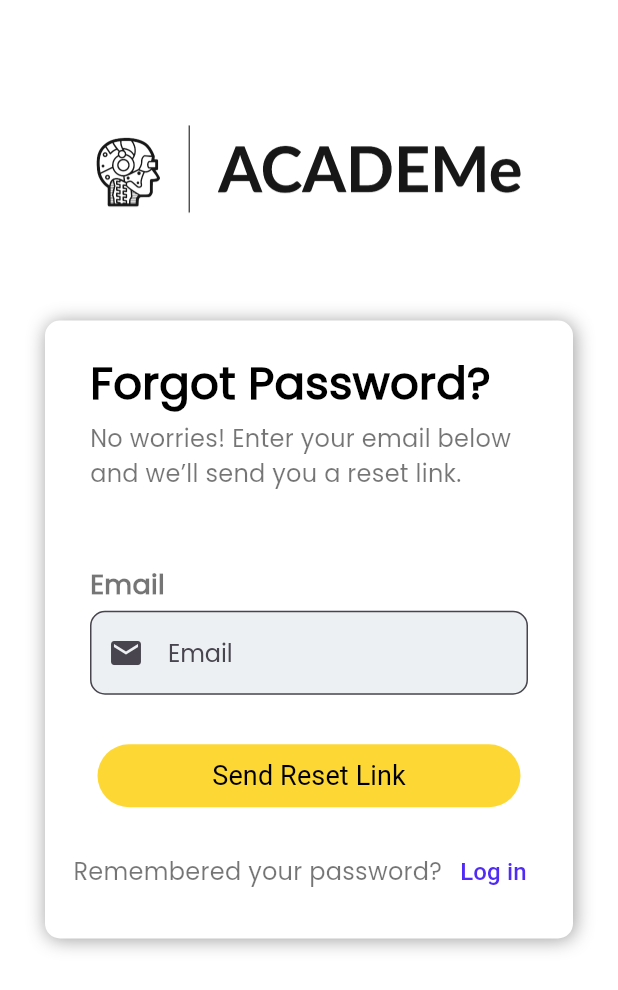
After one commit to VSI0N/ACADEMe, a Flutter app: the ForgotPasswordPage screen opened directly, on a phone screen of 412 x 824 dp. The commit adds this screen. Shown: the top 990 px of the screen. Run offline on Flutter 3.47's test engine with Material 3 defaults, Android fonts, the phone set to English and light mode, and no system bars; our stand-ins replace cloud_firestore, firebase_auth, firebase_core, google_sign_in; accounts and stored records are empty.

Commit message:
Added Forgot password functionality

```diff
--- a/lib/home/auth/auth_service.dart
+++ b/lib/home/auth/auth_service.dart
@@ -103,6 +103,16 @@ class AuthService {
     }
   }
 
+  Future<void> sendPasswordResetEmail(String email) async {
+    try {
+      await _auth.sendPasswordResetEmail(email: email);
+      print("✅ Password reset email sent to $email");
+    } catch (e) {
+      print("❌ Error: $e");
+      throw e;
+    }
+  }
+
   /// Sign out user (works for both email/password and Google sign-in)
   Future<void> signOut() async {
     await _auth.signOut();
--- /dev/null
+++ b/lib/home/pages/forgot_password.dart
@@ -0,0 +1,175 @@
+import 'package:flutter/material.dart';
+import 'package:ACADEMe/home/auth/auth_service.dart';
+import '../../academe_theme.dart';
+
+class ForgotPasswordPage extends StatefulWidget {
+  const ForgotPasswordPage({super.key});
+
+  @override
+  _ForgotPasswordPageState createState() => _ForgotPasswordPageState();
+}
+
+class _ForgotPasswordPageState extends State<ForgotPasswordPage> {
+  final TextEditingController _emailController = TextEditingController();
+  final AuthService _authService = AuthService();
+
+  Future<void> _resetPassword() async {
+    final String email = _emailController.text.trim();
+
+    if (email.isEmpty) {
+      ScaffoldMessenger.of(context).showSnackBar(
+        const SnackBar(content: Text("Please enter your email")),
+      );
+      return;
+    }
+
+    try {
+      await _authService.sendPasswordResetEmail(email);
+      ScaffoldMessenger.of(context).showSnackBar(
+        const SnackBar(content: Text("✅ Reset email sent! Check your inbox.")),
+      );
+      Navigator.pop(context); // Go back to Login Page
+    } catch (e) {
+      ScaffoldMessenger.of(context).showSnackBar(
+        const SnackBar(content: Text("❌ Failed to send reset email")),
+      );
+    }
+  }
+
+  @override
+  Widget build(BuildContext context) {
+    return Scaffold(
+      backgroundColor: Colors.white,
+      body: SingleChildScrollView(
+        child: Padding(
+          padding: const EdgeInsets.only(bottom: 200, top: 80),
+          child: Column(
+            mainAxisAlignment: MainAxisAlignment.center,
+            crossAxisAlignment: CrossAxisAlignment.start,
+            children: [
+              Center(
+                child: Container(
+                  constraints: const BoxConstraints(maxWidth: 400, maxHeight: 400),
+                  child: Image.asset(
+                    'assets/academe/academe_logo.png',
+                    fit: BoxFit.contain,
+                  ),
+                ),
+              ),
+              const SizedBox(height: 50),
+              Container(
+                height: MediaQuery.of(context).size.height * 0.50,
+                margin: const EdgeInsets.symmetric(horizontal: 30, vertical: 20),
+                decoration: BoxDecoration(
+                    color: AcademeTheme.white,
+                    boxShadow: const [
+                      BoxShadow(offset: Offset(1, 1), color: Colors.grey, blurRadius: 10)
+                    ],
+                    borderRadius: BorderRadius.circular(10)),
+                child: Column(
+                  mainAxisAlignment: MainAxisAlignment.center,
+                  children: [
+                    const Padding(
+                      padding: EdgeInsets.only(left: 30, right: 30),
+                      child: Align(
+                        alignment: Alignment.topLeft,
+                        child: Column(
+                          crossAxisAlignment: CrossAxisAlignment.start,
+                          children: [
+                            Text(
+                              "Forgot Password?",
+                              style: TextStyle(fontSize: 30, fontWeight: FontWeight.bold),
+                            ),
+                            SizedBox(height: 4),
+                            Text(
+                              "No worries! Enter your email below and we’ll send you a reset link.",
+                              style: TextStyle(fontSize: 16, color: Colors.black54),
+                            ),
+                          ],
+                        ),
+                      ),
+                    ),
+                    const SizedBox(height: 50),
+                    Padding(
+                      padding: const EdgeInsets.symmetric(horizontal: 30),
+                      child: Column(
+                        crossAxisAlignment: CrossAxisAlignment.start,
+                        children: [
+                          const Padding(
+                            padding: EdgeInsets.only(bottom: 4.0),
+                            child: Text(
+                              "Email",
+                              style: TextStyle(fontSize: 18, color: Colors.black54, fontWeight: FontWeight.w700),
+                            ),
+                          ),
+                          TextFormField(
+                            controller: _emailController,
+                            decoration: InputDecoration(
+                              filled: true,
+                              fillColor: AcademeTheme.notWhite,
+                              labelText: "Email",
+                              hintText: "Enter your email",
+                              prefixIcon: const Icon(Icons.email),
+                              border: OutlineInputBorder(borderRadius: BorderRadius.circular(10)),
+                            ),
+                            validator: (value) {
+                              if (value == null || value.isEmpty) {
+                                return 'Please enter your email';
+                              }
+                              if (!RegExp(r'^[\w-\.]+@([\w-]+\.)+[\w-]{2,4}$').hasMatch(value)) {
+                                return 'Enter a valid email';
+                              }
+                              return null;
+                            },
+                          ),
+                        ],
+                      ),
+                    ),
+                    const SizedBox(height: 30),
+                    Padding(
+                      padding: const EdgeInsets.symmetric(horizontal: 35),
+                      child: SizedBox(
+                        width: double.infinity,
+                        child: ElevatedButton(
+                          onPressed: _resetPassword,
+                          style: ElevatedButton.styleFrom(
+                            backgroundColor: Colors.yellow[600],
+                            minimumSize: const Size(double.infinity, 42),
+                            shape: RoundedRectangleBorder(borderRadius: BorderRadius.circular(30)),
+                            elevation: 0,
+                          ),
+                          child: const Text(
+                            'Send Reset Link',
+                            style: TextStyle(fontSize: 18, fontWeight: FontWeight.w400, color: Colors.black),
+                          ),
+                        ),
+                      ),
+                    ),
+                    const SizedBox(height: 16),
+                    Row(
+                      mainAxisAlignment: MainAxisAlignment.center,
+                      children: [
+                        const Text(
+                          "Remembered your password?",
+                          style: TextStyle(fontSize: 16, color: Colors.black54),
+                        ),
+                        TextButton(
+                          onPressed: () => Navigator.pop(context),
+                          child: Text(
+                            "Log in",
+                            style: TextStyle(fontSize: 16, fontWeight: FontWeight.w500, color: AcademeTheme.appColor),
+                          ),
+                        ),
+                      ],
+                    ),
+                  ],
+                ),
+              ),
+              const SizedBox(height: 25),
+            ],
+          ),
+        ),
+      ),
+    );
+  }
+}
--- a/lib/started/pages/login_view.dart
+++ b/lib/started/pages/login_view.dart
@@ -3,6 +3,8 @@ import 'package:ACADEMe/started/pages/signup_view.dart';
 import '../../academe_theme.dart';
 import 'package:flutter/material.dart';
 import 'package:ACADEMe/home/auth/auth_service.dart';
+
+import '../../home/pages/forgot_password.dart';
 
 class LogInView extends StatefulWidget {
   const LogInView({super.key});
@@ -214,7 +216,12 @@ class _LogInViewState extends State<LogInView> {
                         child: Align(
                           alignment: Alignment.centerRight,
                           child: TextButton(
-                            onPressed: () {},
+                            onPressed: () {
+                              Navigator.push(
+                                context,
+                                MaterialPageRoute(builder: (context) => const ForgotPasswordPage()),
+                              );
+                            },
                             child: Text(
                               'Forgot Password?',
                               style: TextStyle(
@@ -254,7 +261,7 @@ class _LogInViewState extends State<LogInView> {
                                   'Log in',
                                   style: TextStyle(
                                     fontSize: 18, // Font size
-                                    fontWeight: FontWeight.w400, // Font weight
+                                    fontWeight: FontWeight.w500, // Font weight
                                     color: Colors.black, // Text color
                                   ),
                                 ),
@@ -288,7 +295,7 @@ class _LogInViewState extends State<LogInView> {
                               'Continue with Google',
                               style: TextStyle(
                                 fontSize: 18,
-                                fontWeight: FontWeight.w400,
+                                fontWeight: FontWeight.w500,
                               ),
                             ),
                             style: ElevatedButton.styleFrom(
--- a/lib/started/pages/signup_view.dart
+++ b/lib/started/pages/signup_view.dart
@@ -240,7 +240,7 @@ class _SignUpViewState extends State<SignUpView> {
                                 'Sign Up',
                                 style: TextStyle(
                                   fontSize: 18, // Adjust font size
-                                  fontWeight: FontWeight.w400, // Change font weight
+                                  fontWeight: FontWeight.w500, // Change font weight
                                   color: Colors.black, // Text color
                                 ),
                               ),
@@ -277,7 +277,7 @@ class _SignUpViewState extends State<SignUpView> {
                             'Continue with Google',
                             style: TextStyle(
                               fontSize: 18,
-                              fontWeight: FontWeight.w400,
+                              fontWeight: FontWeight.w500,
                             ),
                           ),
                           style: ElevatedButton.styleFrom(
```
